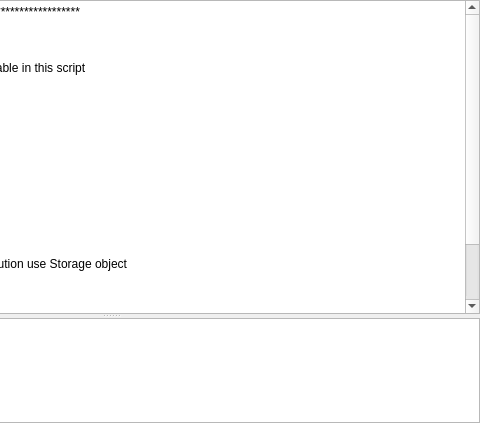
Before: the Qt Designer form omodsim/controls/scriptcontrol.ui in sanny32/OpenModSim, drawn with Qt 5; both pictures show x 259 to 739 and y 0 to 423 of the 739 by 423 pixel window.
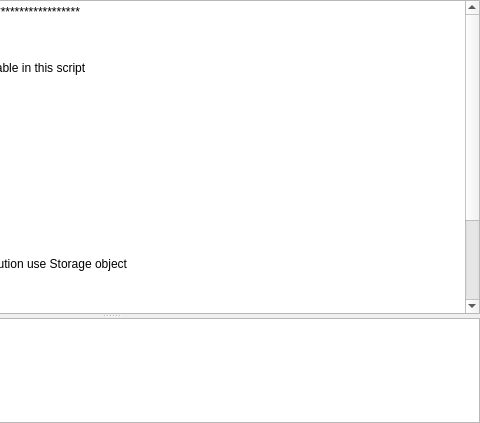
After: the same form once the commit is applied. Custom widgets are drawn as their Qt base class.

Commit message: Added Script.runCount and Script.period properties to JS Script Engine

The edit to the form file:
```diff
--- a/omodsim/controls/scriptcontrol.ui
+++ b/omodsim/controls/scriptcontrol.ui
@@ -59,7 +59,10 @@
  use Storage.getItem(key) to get stored value 
  
  To output debug information use console.log() function
+
  To break script execution use Script.stop() function
+ To get execution run count of  the script use Script.runCount property. On Script start this property equals 0
+ To get execution script period use Script.period property
 ************************************************************************/
 </string>
       </property>
```
The commit also changes 4 other files.
